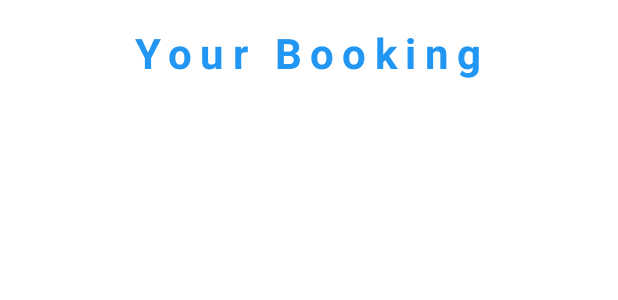
After one commit to quy1003/HotelMobile, an Android app: the layout activity_user_bookings.xml on its own in the app's theme, with its tools: preview values and no code run, on a phone screen of 412 x 824 dp. The commit adds this screen. Shown: the top 300 px of the screen. Run offline under Robolectric (Android 15) with nearby library versions, the phone set to English and light mode, and no system bars.

Commit message:
finish my booking

```diff
--- a/app/src/main/java/com/example/hotelmobile/LoginActivity.java
+++ b/app/src/main/java/com/example/hotelmobile/LoginActivity.java
@@ -54,7 +54,7 @@ public class LoginActivity extends AppCompatActivity {
 
                     // Thông báo và chuyển màn hình
                     Toast.makeText(LoginActivity.this, "Đăng nhập thành công!", Toast.LENGTH_LONG).show();
-                    startActivity(new Intent(LoginActivity.this, ListHotelManagerActivity.class));
+                    startActivity(new Intent(LoginActivity.this, UserBookingsActivity.class));
                     finish(); // Đóng màn hình đăng nhập
                 }
 
--- a/app/src/main/java/com/example/hotelmobile/model/Booking.java
+++ b/app/src/main/java/com/example/hotelmobile/model/Booking.java
@@ -11,7 +11,9 @@ public class Booking {
     private double totalPrice;
     private String paymentStatus;
     private String userId;
+    public Booking(){
 
+    }
     public Booking(String hotelName, String roomName, String invoiceCode, Date startDate, Date endDate, double totalPrice, String paymentStatus, String userId) {
         this.hotelName = hotelName;
         this.roomName = roomName;
@@ -87,4 +89,6 @@ public class Booking {
     public void setUserId(String userId) {
         this.userId = userId;
     }
+
+
 }
--- /dev/null
+++ b/app/src/main/res/layout/activity_user_bookings.xml
@@ -0,0 +1,40 @@
+<?xml version="1.0" encoding="utf-8"?>
+<LinearLayout xmlns:android="http://schemas.android.com/apk/res/android"
+    android:layout_width="match_parent"
+    android:layout_height="match_parent"
+    xmlns:tools="http://schemas.android.com/tools"
+    android:orientation="vertical"
+    tools:context=".UserBookingsActivity"
+    android:padding="16dp">
+
+    <TextView
+        android:id="@+id/textHeader"
+        android:layout_width="wrap_content"
+        android:layout_height="wrap_content"
+        android:layout_gravity="center"
+        android:layout_marginBottom="10dp"
+        android:text="Your Booking"
+        android:letterSpacing="0.2"
+        android:textStyle="bold"
+        android:textColor="@color/blue"
+        android:textSize="28sp"
+        android:visibility="visible" />
+    <TextView
+        android:id="@+id/tv_no_bookings"
+        android:layout_width="wrap_content"
+        android:layout_height="wrap_content"
+        android:text="You have no bookings yet."
+        android:visibility="gone"
+        android:layout_gravity="center"
+        android:textSize="16sp"
+        android:textColor="#808080" />
+
+    <androidx.recyclerview.widget.RecyclerView
+        android:id="@+id/rv_bookings"
+        android:layout_width="match_parent"
+        android:layout_height="match_parent"
+        android:visibility="gone"
+        android:clipToPadding="false"
+        android:paddingBottom="16dp" />
+
+</LinearLayout>
```
Also changed, not shown: app/src/main/AndroidManifest.xml (+5 -4 lines), app/src/main/java/com/example/hotelmobile/UserBookingsActivity.java (added, +124 -0 lines), app/src/main/java/com/example/hotelmobile/adapter/BookingAdapter.java (added, +72 -0 lines), app/src/main/res/layout/item_booking.xml (added, +67 -0 lines).
